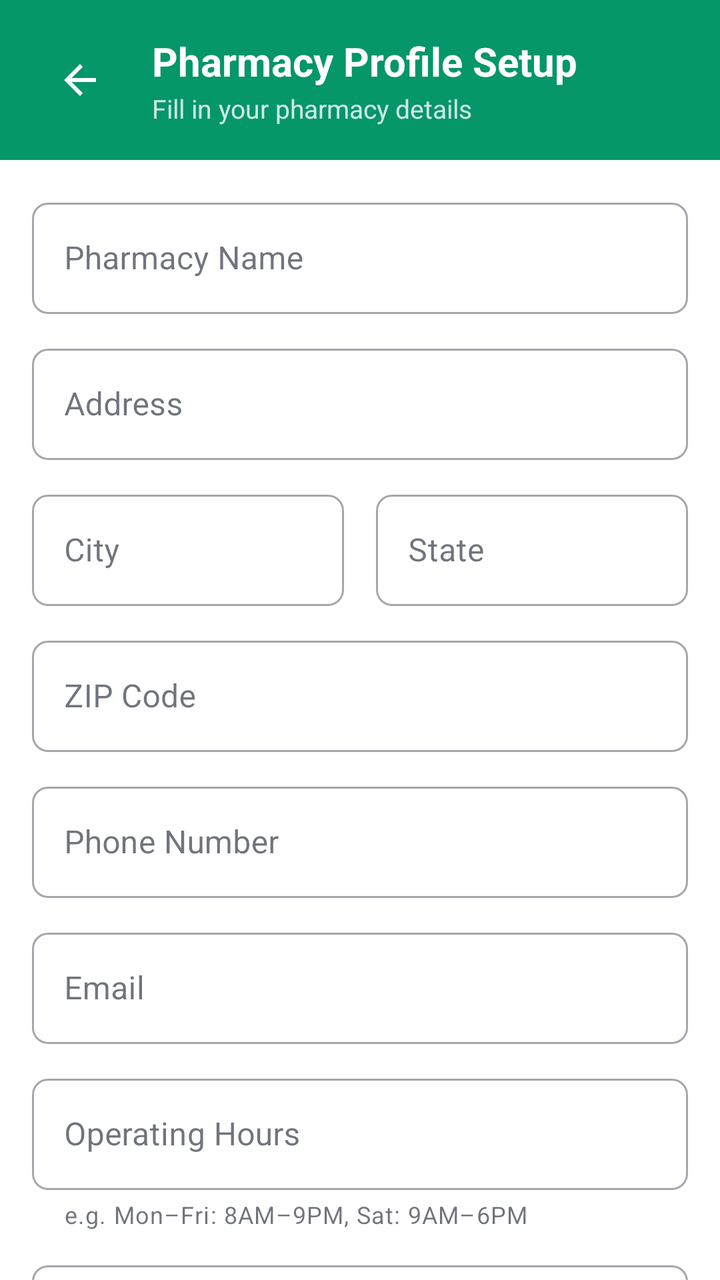
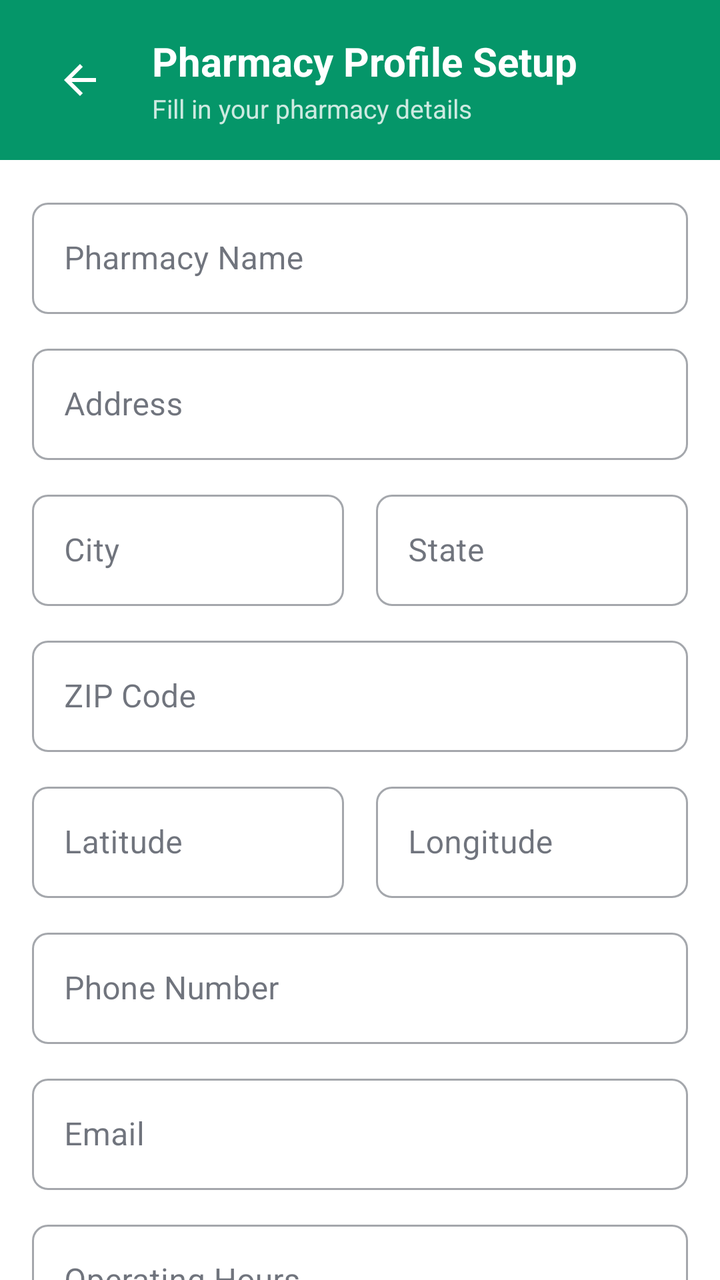

Two renders of the same Android screen: before a commit and after it. Below are the layout's source before the change and the commit's diff.
<!-- AndroidManifest.xml: application theme Theme.MediTrack -->
<!-- res/layout/activity_pharmacy_profile_setup.xml -->
<?xml version="1.0" encoding="utf-8"?>
<androidx.coordinatorlayout.widget.CoordinatorLayout xmlns:android="http://schemas.android.com/apk/res/android"
    xmlns:app="http://schemas.android.com/apk/res-auto"
    xmlns:tools="http://schemas.android.com/tools"
    android:layout_width="match_parent"
    android:layout_height="match_parent"
    android:background="@color/background">

    <com.google.android.material.appbar.AppBarLayout
        android:layout_width="match_parent"
        android:layout_height="wrap_content"
        android:background="@color/primary"
        app:elevation="0dp">

        <androidx.constraintlayout.widget.ConstraintLayout
            android:layout_width="match_parent"
            android:layout_height="wrap_content"
            android:padding="16dp">

            <ImageButton
                android:id="@+id/backButton"
                android:layout_width="48dp"
                android:layout_height="48dp"
                android:background="?attr/selectableItemBackgroundBorderless"
                android:contentDescription="@string/back"
                android:src="@drawable/ic_back"
                app:layout_constraintStart_toStartOf="parent"
                app:layout_constraintTop_toTopOf="parent"
                app:tint="@android:color/white" />

            <TextView
                android:id="@+id/titleText"
                android:layout_width="0dp"
                android:layout_height="wrap_content"
                android:layout_marginStart="12dp"
                android:text="@string/pharmacy_profile_setup"
                android:textColor="@android:color/white"
                android:textSize="20sp"
                android:textStyle="bold"
                app:layout_constraintBottom_toTopOf="@+id/subtitleText"
                app:layout_constraintEnd_toEndOf="parent"
                app:layout_constraintStart_toEndOf="@+id/backButton"
                app:layout_constraintTop_toTopOf="@+id/backButton" />

            <TextView
                android:id="@+id/subtitleText"
                android:layout_width="0dp"
                android:layout_height="wrap_content"
                android:layout_marginStart="12dp"
                android:alpha="0.8"
                android:text="@string/pharmacy_profile_setup_subtitle"
                android:textColor="@android:color/white"
                android:textSize="13sp"
                app:layout_constraintBottom_toBottomOf="@+id/backButton"
                app:layout_constraintEnd_toEndOf="parent"
                app:layout_constraintStart_toEndOf="@+id/backButton"
                app:layout_constraintTop_toBottomOf="@+id/titleText" />

        </androidx.constraintlayout.widget.ConstraintLayout>

    </com.google.android.material.appbar.AppBarLayout>

    <androidx.core.widget.NestedScrollView
        android:layout_width="match_parent"
        android:layout_height="match_parent"
        app:layout_behavior="@string/appbar_scrolling_view_behavior">

        <LinearLayout
            android:layout_width="match_parent"
            android:layout_height="wrap_content"
            android:orientation="vertical"
            android:padding="16dp">

            
            <com.google.android.material.textfield.TextInputLayout
                android:id="@+id/nameLayout"
                style="@style/Widget.MaterialComponents.TextInputLayout.OutlinedBox"
                android:layout_width="match_parent"
                android:layout_height="wrap_content"
                android:hint="@string/pharmacy_name">

                <com.google.android.material.textfield.TextInputEditText
                    android:id="@+id/nameEditText"
                    android:layout_width="match_parent"
                    android:layout_height="wrap_content"
                    android:inputType="textCapWords" />

            </com.google.android.material.textfield.TextInputLayout>

            
            <com.google.android.material.textfield.TextInputLayout
                android:id="@+id/addressLayout"
                style="@style/Widget.MaterialComponents.TextInputLayout.OutlinedBox"
                android:layout_width="match_parent"
                android:layout_height="wrap_content"
                android:layout_marginTop="12dp"
                android:hint="@string/pharmacy_address">

                <com.google.android.material.textfield.TextInputEditText
                    android:id="@+id/addressEditText"
                    android:layout_width="match_parent"
                    android:layout_height="wrap_content"
                    android:inputType="textPostalAddress" />

            </com.google.android.material.textfield.TextInputLayout>

            
            <LinearLayout
                android:layout_width="match_parent"
                android:layout_height="wrap_content"
                android:layout_marginTop="12dp"
                android:orientation="horizontal">

                <com.google.android.material.textfield.TextInputLayout
                    android:id="@+id/cityLayout"
                    style="@style/Widget.MaterialComponents.TextInputLayout.OutlinedBox"
                    android:layout_width="0dp"
                    android:layout_height="wrap_content"
                    android:layout_marginEnd="8dp"
                    android:layout_weight="1"
                    android:hint="@string/pharmacy_city">

                    <com.google.android.material.textfield.TextInputEditText
                        android:id="@+id/cityEditText"
                        android:layout_width="match_parent"
                        android:layout_height="wrap_content"
                        android:inputType="textCapWords" />

                </com.google.android.material.textfield.TextInputLayout>

                <com.google.android.material.textfield.TextInputLayout
                    android:id="@+id/stateLayout"
                    style="@style/Widget.MaterialComponents.TextInputLayout.OutlinedBox"
                    android:layout_width="0dp"
                    android:layout_height="wrap_content"
                    android:layout_marginStart="8dp"
                    android:layout_weight="1"
                    android:hint="@string/pharmacy_state">

                    <com.google.android.material.textfield.TextInputEditText
                        android:id="@+id/stateEditText"
                        android:layout_width="match_parent"
                        android:layout_height="wrap_content"
                        android:inputType="textCapWords" />

                </com.google.android.material.textfield.TextInputLayout>

            </LinearLayout>

            
            <com.google.android.material.textfield.TextInputLayout
                android:id="@+id/zipLayout"
                style="@style/Widget.MaterialComponents.TextInputLayout.OutlinedBox"
                android:layout_width="match_parent"
                android:layout_height="wrap_content"
                android:layout_marginTop="12dp"
                android:hint="@string/pharmacy_zip">

                <com.google.android.material.textfield.TextInputEditText
                    android:id="@+id/zipEditText"
                    android:layout_width="match_parent"
                    android:layout_height="wrap_content"
                    android:inputType="number"
                    android:maxLength="10" />

            </com.google.android.material.textfield.TextInputLayout>

            
            <com.google.android.material.textfield.TextInputLayout
                android:id="@+id/phoneLayout"
                style="@style/Widget.MaterialComponents.TextInputLayout.OutlinedBox"
                android:layout_width="match_parent"
                android:layout_height="wrap_content"
                android:layout_marginTop="12dp"
                android:hint="@string/pharmacy_phone">

                <com.google.android.material.textfield.TextInputEditText
                    android:id="@+id/phoneEditText"
                    android:layout_width="match_parent"
                    android:layout_height="wrap_content"
                    android:inputType="phone" />

            </com.google.android.material.textfield.TextInputLayout>

            
            <com.google.android.material.textfield.TextInputLayout
                android:id="@+id/emailLayout"
                style="@style/Widget.MaterialComponents.TextInputLayout.OutlinedBox"
                android:layout_width="match_parent"
                android:layout_height="wrap_content"
                android:layout_marginTop="12dp"
                android:hint="@string/pharmacy_email">

                <com.google.android.material.textfield.TextInputEditText
                    android:id="@+id/emailEditText"
                    android:layout_width="match_parent"
                    android:layout_height="wrap_content"
                    android:inputType="textEmailAddress" />

            </com.google.android.material.textfield.TextInputLayout>

            
            <com.google.android.material.textfield.TextInputLayout
                android:id="@+id/hoursLayout"
                style="@style/Widget.MaterialComponents.TextInputLayout.OutlinedBox"
                android:layout_width="match_parent"
                android:layout_height="wrap_content"
                android:layout_marginTop="12dp"
                android:hint="@string/pharmacy_operating_hours"
                app:helperText="@string/pharmacy_operating_hours_hint"
                app:helperTextEnabled="true">

                <com.google.android.material.textfield.TextInputEditText
                    android:id="@+id/hoursEditText"
                    android:layout_width="match_parent"
                    android:layout_height="wrap_content"
                    android:inputType="text" />

            </com.google.android.material.textfield.TextInputLayout>

            
            <com.google.android.material.textfield.TextInputLayout
                android:id="@+id/licenseNumberLayout"
                style="@style/Widget.MaterialComponents.TextInputLayout.OutlinedBox"
                android:layout_width="match_parent"
                android:layout_height="wrap_content"
                android:layout_marginTop="12dp"
                android:hint="@string/license_number">

                <com.google.android.material.textfield.TextInputEditText
                    android:id="@+id/licenseNumberEditText"
                    android:layout_width="match_parent"
                    android:layout_height="wrap_content"
                    android:inputType="text" />

            </com.google.android.material.textfield.TextInputLayout>

            
            <com.google.android.material.textfield.TextInputLayout
                android:id="@+id/licenseDocumentUrlLayout"
                style="@style/Widget.MaterialComponents.TextInputLayout.OutlinedBox"
                android:layout_width="match_parent"
                android:layout_height="wrap_content"
                android:layout_marginTop="12dp"
                android:hint="@string/license_document_url">

                <com.google.android.material.textfield.TextInputEditText
                    android:id="@+id/licenseDocumentUrlEditText"
                    android:layout_width="match_parent"
                    android:layout_height="wrap_content"
                    android:inputType="textUri" />

            </com.google.android.material.textfield.TextInputLayout>

            
            <TextView
                android:id="@+id/verificationStatusText"
                android:layout_width="match_parent"
                android:layout_height="wrap_content"
                android:layout_marginTop="12dp"
                android:padding="12dp"
                android:textColor="@color/text_secondary"
                android:textSize="14sp"
                android:visibility="gone" />

            
            <com.google.android.material.switchmaterial.SwitchMaterial
                android:id="@+id/deliverySwitch"
                android:layout_width="match_parent"
                android:layout_height="wrap_content"
                android:layout_marginTop="16dp"
                android:paddingVertical="8dp"
                android:text="@string/pharmacy_delivery_available"
                android:textColor="@color/text_primary"
                android:textSize="16sp" />

            
            <com.google.android.material.button.MaterialButton
                android:id="@+id/saveButton"
                android:layout_width="match_parent"
                android:layout_height="56dp"
                android:layout_marginTop="24dp"
                android:layout_marginBottom="32dp"
                android:text="@string/save_profile"
                android:textSize="16sp"
                app:cornerRadius="12dp" />

            <ProgressBar
                android:id="@+id/progressBar"
                android:layout_width="wrap_content"
                android:layout_height="wrap_content"
                android:layout_gravity="center"
                android:visibility="gone" />

        </LinearLayout>

    </androidx.core.widget.NestedScrollView>

</androidx.coordinatorlayout.widget.CoordinatorLayout>
<!-- resources referenced by this layout -->
<resources>
  <color name="background">#FFFFFF</color>
  <color name="primary">#059669</color>
  <color name="text_primary">#111827</color>
  <color name="text_secondary">#4B5563</color>
  <!-- drawable ic_back (drawable) -->
  <vector xmlns:android="http://schemas.android.com/apk/res/android"
      android:width="24dp"
      android:height="24dp"
      android:viewportWidth="24"
      android:viewportHeight="24">
      <path
          android:fillColor="#000000"
          android:pathData="M20,11H7.83l5.59,-5.59L12,4l-8,8l8,8l1.41,-1.41L7.83,13H20V11z"/>
  </vector>
  <string name="back">Back</string>
  <string name="license_document_url">License Document URL</string>
  <string name="license_number">License Number</string>
  <string name="pharmacy_address">Address</string>
  <string name="pharmacy_city">City</string>
  <string name="pharmacy_delivery_available">Delivery Available</string>
  <string name="pharmacy_email">Email</string>
  <string name="pharmacy_name">Pharmacy Name</string>
  <string name="pharmacy_operating_hours">Operating Hours</string>
  <string name="pharmacy_operating_hours_hint">e.g. Mon–Fri: 8AM–9PM, Sat: 9AM–6PM</string>
  <string name="pharmacy_phone">Phone Number</string>
  <string name="pharmacy_profile_setup">Pharmacy Profile Setup</string>
  <string name="pharmacy_profile_setup_subtitle">Fill in your pharmacy details</string>
  <string name="pharmacy_state">State</string>
  <string name="pharmacy_zip">ZIP Code</string>
  <string name="save_profile">Save Profile</string>
  <color name="primary_dark">#047857</color>
  <color name="primary_container">#D1FAE5</color>
  <color name="text_on_primary">#FFFFFF</color>
  <color name="on_primary_container">#064E3B</color>
  <color name="secondary">#0891B2</color>
  <color name="secondary_container">#CFFAFE</color>
  <color name="white">#FFFFFFFF</color>
  <color name="on_secondary_container">#164E63</color>
  <color name="tertiary">#7C3AED</color>
  <color name="tertiary_container">#EDE9FE</color>
  <color name="on_tertiary_container">#4C1D95</color>
  <color name="surface">#FFFFFF</color>
  <color name="surface_variant">#F3F4F6</color>
  <color name="error">#DC2626</color>
  <color name="error_container">#FEF2F2</color>
  <color name="outline">#D1D5DB</color>
  <style name="ShapeAppearance.MediTrack.SmallComponent" parent="ShapeAppearance.Material3.SmallComponent">
          <item name="cornerFamily">rounded</item>
          <item name="cornerSize">8dp</item>
      </style>
  <style name="ShapeAppearance.MediTrack.MediumComponent" parent="ShapeAppearance.Material3.MediumComponent">
          <item name="cornerFamily">rounded</item>
          <item name="cornerSize">12dp</item>
      </style>
  <style name="ShapeAppearance.MediTrack.LargeComponent" parent="ShapeAppearance.Material3.LargeComponent">
          <item name="cornerFamily">rounded</item>
          <item name="cornerSize">16dp</item>
      </style>
  <!-- unchanged entries left out for length: 1 -->
</resources>

<!-- the commit's change to res/layout/activity_pharmacy_profile_setup.xml (unified diff, before → after) -->
@@ -166,6 +166,49 @@
             </com.google.android.material.textfield.TextInputLayout>
 
             
+            <LinearLayout
+                android:layout_width="match_parent"
+                android:layout_height="wrap_content"
+                android:layout_marginTop="12dp"
+                android:orientation="horizontal">
+
+                <com.google.android.material.textfield.TextInputLayout
+                    android:id="@+id/latitudeLayout"
+                    style="@style/Widget.MaterialComponents.TextInputLayout.OutlinedBox"
+                    android:layout_width="0dp"
+                    android:layout_height="wrap_content"
+                    android:layout_marginEnd="8dp"
+                    android:layout_weight="1"
+                    android:hint="@string/pharmacy_latitude">
+
+                    <com.google.android.material.textfield.TextInputEditText
+                        android:id="@+id/latitudeEditText"
+                        android:layout_width="match_parent"
+                        android:layout_height="wrap_content"
+                        android:inputType="numberDecimal|numberSigned" />
+
+                </com.google.android.material.textfield.TextInputLayout>
+
+                <com.google.android.material.textfield.TextInputLayout
+                    android:id="@+id/longitudeLayout"
+                    style="@style/Widget.MaterialComponents.TextInputLayout.OutlinedBox"
+                    android:layout_width="0dp"
+                    android:layout_height="wrap_content"
+                    android:layout_marginStart="8dp"
+                    android:layout_weight="1"
+                    android:hint="@string/pharmacy_longitude">
+
+                    <com.google.android.material.textfield.TextInputEditText
+                        android:id="@+id/longitudeEditText"
+                        android:layout_width="match_parent"
+                        android:layout_height="wrap_content"
+                        android:inputType="numberDecimal|numberSigned" />
+
+                </com.google.android.material.textfield.TextInputLayout>
+
+            </LinearLayout>
+
+            
             <com.google.android.material.textfield.TextInputLayout
                 android:id="@+id/phoneLayout"
                 style="@style/Widget.MaterialComponents.TextInputLayout.OutlinedBox"
@@ -236,21 +279,46 @@
             </com.google.android.material.textfield.TextInputLayout>
 
             
-            <com.google.android.material.textfield.TextInputLayout
-                android:id="@+id/licenseDocumentUrlLayout"
-                style="@style/Widget.MaterialComponents.TextInputLayout.OutlinedBox"
-                android:layout_width="match_parent"
-                android:layout_height="wrap_content"
-                android:layout_marginTop="12dp"
-                android:hint="@string/license_document_url">
-
-                <com.google.android.material.textfield.TextInputEditText
-                    android:id="@+id/licenseDocumentUrlEditText"
-                    android:layout_width="match_parent"
-                    android:layout_height="wrap_content"
-                    android:inputType="textUri" />
-
-            </com.google.android.material.textfield.TextInputLayout>
+            <com.google.android.material.button.MaterialButton
+                android:id="@+id/uploadLicenseButton"
+                style="@style/Widget.MaterialComponents.Button.OutlinedButton"
+                android:layout_width="match_parent"
+                android:layout_height="wrap_content"
+                android:layout_marginTop="12dp"
+                android:text="@string/upload_license"
+                app:cornerRadius="12dp"
+                app:icon="@drawable/ic_upload"
+                app:iconGravity="textStart" />
+
+            <TextView
+                android:id="@+id/licenseUploadStatus"
+                android:layout_width="match_parent"
+                android:layout_height="wrap_content"
+                android:layout_marginTop="4dp"
+                android:textColor="@color/success"
+                android:textSize="13sp"
+                android:visibility="gone" />
+
+            
+            <com.google.android.material.button.MaterialButton
+                android:id="@+id/uploadLogoButton"
+                style="@style/Widget.MaterialComponents.Button.OutlinedButton"
+                android:layout_width="match_parent"
+                android:layout_height="wrap_content"
+                android:layout_marginTop="12dp"
+                android:text="@string/upload_pharmacy_logo"
+                app:cornerRadius="12dp"
+                app:icon="@drawable/ic_upload"
+                app:iconGravity="textStart" />
+
+            <TextView
+                android:id="@+id/logoUploadStatus"
+                android:layout_width="match_parent"
+                android:layout_height="wrap_content"
+                android:layout_marginTop="4dp"
+                android:textColor="@color/success"
+                android:textSize="13sp"
+                android:visibility="gone" />
 
             
             <TextView
<!-- resource entries referenced after the edit -->
@@ -2,6 +2,7 @@
 <resources>
   <color name="background">#FFFFFF</color>
   <color name="primary">#059669</color>
+  <color name="success">#059669</color>
   <color name="text_primary">#111827</color>
   <color name="text_secondary">#4B5563</color>
   <!-- drawable ic_back (drawable) -->
@@ -14,13 +15,24 @@
           android:fillColor="#000000"
           android:pathData="M20,11H7.83l5.59,-5.59L12,4l-8,8l8,8l1.41,-1.41L7.83,13H20V11z"/>
   </vector>
+  <!-- drawable ic_upload (drawable) -->
+  <vector xmlns:android="http://schemas.android.com/apk/res/android"
+      android:width="24dp"
+      android:height="24dp"
+      android:viewportWidth="24"
+      android:viewportHeight="24">
+      <path
+          android:fillColor="#FF000000"
+          android:pathData="M9,16h6v-6h4l-7,-7 -7,7h4v6zM5,18h14v2H5z" />
+  </vector>
   <string name="back">Back</string>
-  <string name="license_document_url">License Document URL</string>
   <string name="license_number">License Number</string>
   <string name="pharmacy_address">Address</string>
   <string name="pharmacy_city">City</string>
   <string name="pharmacy_delivery_available">Delivery Available</string>
   <string name="pharmacy_email">Email</string>
+  <string name="pharmacy_latitude">Latitude</string>
+  <string name="pharmacy_longitude">Longitude</string>
   <string name="pharmacy_name">Pharmacy Name</string>
   <string name="pharmacy_operating_hours">Operating Hours</string>
   <string name="pharmacy_operating_hours_hint">e.g. Mon–Fri: 8AM–9PM, Sat: 9AM–6PM</string>
@@ -30,6 +42,8 @@
   <string name="pharmacy_state">State</string>
   <string name="pharmacy_zip">ZIP Code</string>
   <string name="save_profile">Save Profile</string>
+  <string name="upload_license">Upload License Document</string>
+  <string name="upload_pharmacy_logo">Upload Pharmacy Logo</string>
   <color name="primary_dark">#047857</color>
   <color name="primary_container">#D1FAE5</color>
   <color name="text_on_primary">#FFFFFF</color>
